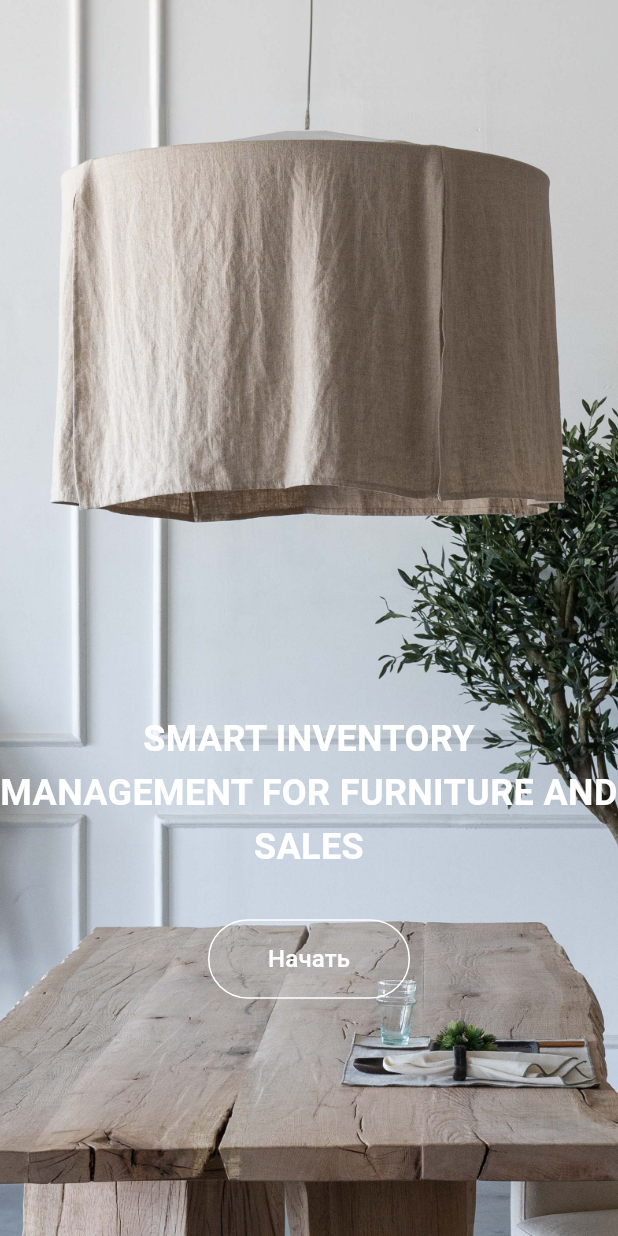
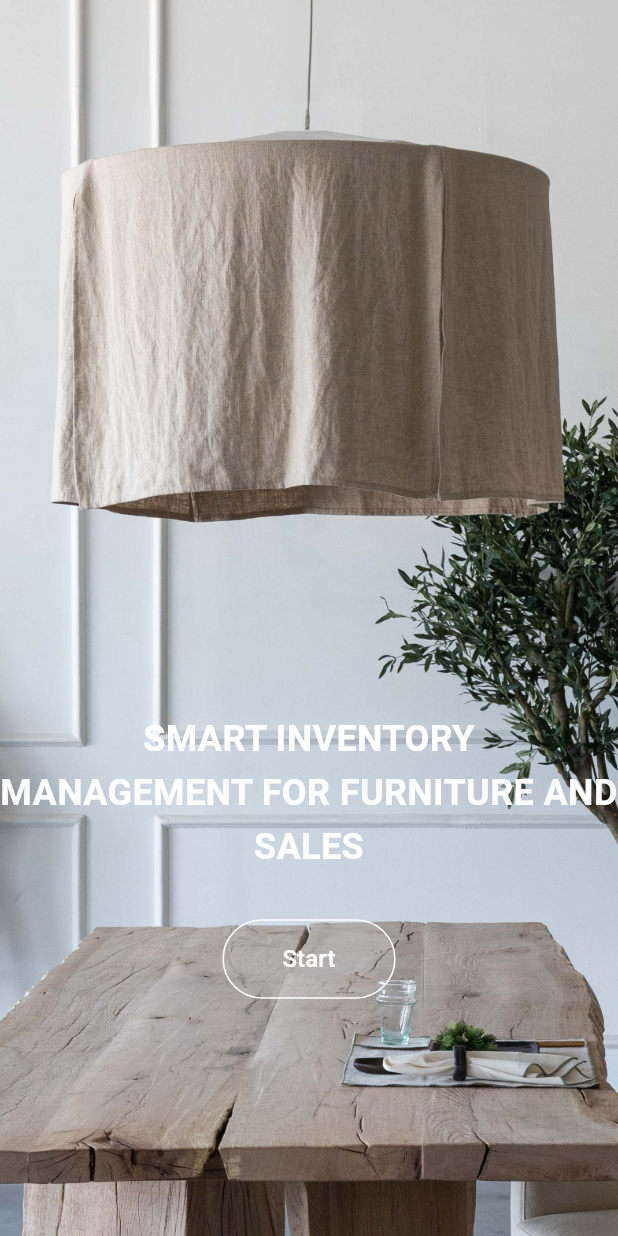
Before and after one commit to Batyrkhan-Sk/Sales-Tracking, a Flutter app: the screen it shows after launch, on a phone screen of 412 x 824 dp. Run offline on Flutter 3.47's test engine with Material 3 defaults, Android fonts, the phone set to English and light mode, and no system bars; our stand-ins replace connectivity_plus, hive, hive_flutter, shared_preferences; accounts and stored records are empty; generated files the repository leaves out were written again.

```diff
--- /dev/null
+++ b/devtools_options.yaml
@@ -0,0 +1,3 @@
+description: This file stores settings for Dart & Flutter DevTools.
+documentation: https://docs.flutter.dev/tools/devtools/extensions#configure-extension-enablement-states
+extensions:
--- a/lib/presentation/models/user.dart
+++ b/lib/presentation/models/user.dart
@@ -10,7 +10,7 @@ class User {
     required this.fullName,
     required this.email,
     this.password,
-    this.role = '', // Default to empty string if not provided
+    this.role = '',
   });
 
   Map<String, dynamic> toJson() {
@@ -28,7 +28,7 @@ class User {
       id: json['id'],
       fullName: json['fullName'] ?? '',
       email: json['email'] ?? '',
-      role: json['role'] ?? '', // Add role from JSON
+      role: json['role'] ?? '',
     );
   }
 }
--- a/lib/presentation/screens/introduction_screen.dart
+++ b/lib/presentation/screens/introduction_screen.dart
@@ -1,14 +1,17 @@
 import 'package:flutter/material.dart';
+import 'package:provider/provider.dart';
+import '../../services/connectivity_service.dart'; // Import ConnectivityService
 
 class IntroductionScreen extends StatelessWidget {
   const IntroductionScreen({super.key});
 
   @override
   Widget build(BuildContext context) {
+    return Consumer<ConnectivityService>(
+      builder: (context, connectivity, child) {
         return Scaffold(
           body: Stack(
             children: [
-          // Фоновое изображение
               Container(
                 decoration: const BoxDecoration(
                   image: DecorationImage(
@@ -17,16 +20,15 @@ class IntroductionScreen extends StatelessWidget {
                   ),
                 ),
               ),
-          // Контейнер для текста и кнопки
               Column(
-            mainAxisAlignment: MainAxisAlignment.start, // Вертикальное выравнивание
-            crossAxisAlignment: CrossAxisAlignment.center, // Горизонтальное выравнивание
+                mainAxisAlignment: MainAxisAlignment.start,
+                crossAxisAlignment: CrossAxisAlignment.center,
                 children: [
-              const Spacer(flex: 3), // Сдвигаем содержимое вниз
+                  const Spacer(flex: 3),
                   SizedBox(
-                width: double.infinity, // Занимаем всю ширину
+                    width: double.infinity,
                     child: Center(
-                  child: const Text(
+                      child: Text(
                         'SMART INVENTORY\nMANAGEMENT FOR FURNITURE AND SALES',
                         textAlign: TextAlign.center,
                         style: TextStyle(
@@ -40,12 +42,23 @@ class IntroductionScreen extends StatelessWidget {
                   ),
                   const SizedBox(height: 30),
                   SizedBox(
-                width: double.infinity, // Занимаем всю ширину
+                    width: double.infinity,
                     child: Center(
                       child: OutlinedButton(
                         onPressed: () {
-                      // Навигация на страницу входа
+                          if (connectivity.isOnline) {
                             Navigator.pushNamed(context, '/signin');
+                          } else {
+                            // Show a user-friendly message when offline
+                            ScaffoldMessenger.of(context).showSnackBar(
+                              SnackBar(
+                                content: Text(
+                                  'You are offline. Sign-in requires an internet connection.',
+                                ),
+                                backgroundColor: Colors.red,
+                              ),
+                            );
+                          }
                         },
                         style: OutlinedButton.styleFrom(
                           side: const BorderSide(color: Colors.white, width: 1),
@@ -54,10 +67,10 @@ class IntroductionScreen extends StatelessWidget {
                           shape: RoundedRectangleBorder(
                             borderRadius: BorderRadius.circular(30),
                           ),
-                      backgroundColor: Colors.white.withOpacity(0.1),
+                          backgroundColor: Color.fromRGBO(255, 255, 255, 0.1),
                         ),
                         child: const Text(
-                      'Начать',
+                          'Start',
                           style: TextStyle(
                             color: Colors.white,
                             fontSize: 16,
@@ -66,11 +79,29 @@ class IntroductionScreen extends StatelessWidget {
                       ),
                     ),
                   ),
-              const Spacer(flex: 1), // Меньший отступ снизу
+                  const Spacer(flex: 1),
                 ],
+              ),
+              // Offline indicator banner
+              if (!connectivity.isOnline)
+                Positioned(
+                  top: 0,
+                  left: 0,
+                  right: 0,
+                  child: Container(
+                    color: Colors.red,
+                    padding: EdgeInsets.all(8.0),
+                    child: Text(
+                      'No Internet Connection',
+                      style: TextStyle(color: Colors.white),
+                      textAlign: TextAlign.center,
+                    ),
+                  ),
                 ),
             ],
           ),
         );
+      },
+    );
   }
 }
--- /dev/null
+++ b/lib/services/connectivity_service.dart
@@ -0,0 +1,23 @@
+import 'package:connectivity_plus/connectivity_plus.dart';
+import 'package:flutter/material.dart';
+
+class ConnectivityService with ChangeNotifier {
+  bool _isOnline = true;
+
+  bool get isOnline => _isOnline;
+
+  ConnectivityService() {
+    _checkConnectivity();
+    Connectivity().onConnectivityChanged.listen(_updateConnectionStatus);
+  }
+
+  Future<void> _checkConnectivity() async {
+    final results = await Connectivity().checkConnectivity();
+    _updateConnectionStatus(results);
+  }
+
+  void _updateConnectionStatus(List<ConnectivityResult> results) {
+    _isOnline = results.any((result) => result != ConnectivityResult.none);
+    notifyListeners();
+  }
+}
--- a/pubspec.yaml
+++ b/pubspec.yaml
@@ -9,6 +9,9 @@ environment:
 dependencies:
   flutter:
     sdk: flutter
+  connectivity_plus: ^6.0.5
+  hive: ^2.2.3
+  hive_flutter: ^1.1.0
   http: ^1.1.0
   permission_handler: ^11.3.1
   cached_network_image: ^3.3.0
```
Also changed, not shown: lib/main.dart (+45 -6 lines), lib/presentation/screens/account_screen.dart (+6 -6 lines), lib/presentation/screens/product_details_screen.dart (+13 -13 lines), lib/presentation/screens/qr_code_screen.dart (+44 -10 lines), lib/services/api_service.dart (+154 -25 lines), pubspec.lock, 3 other files. Lines whose indentation alone changed are shown as unchanged.
